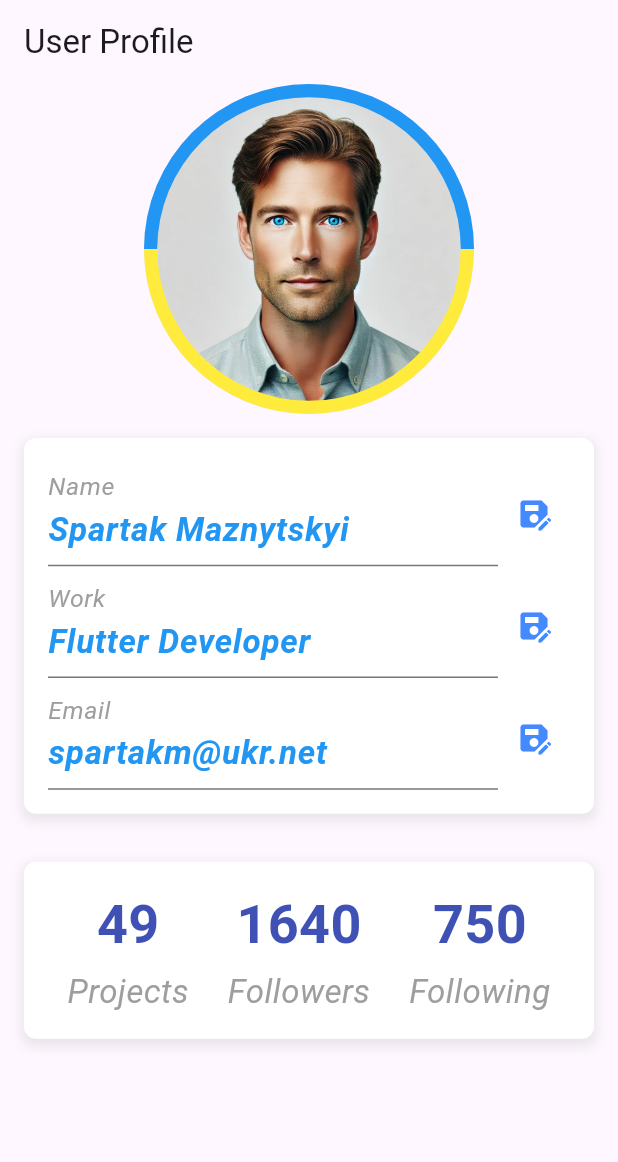
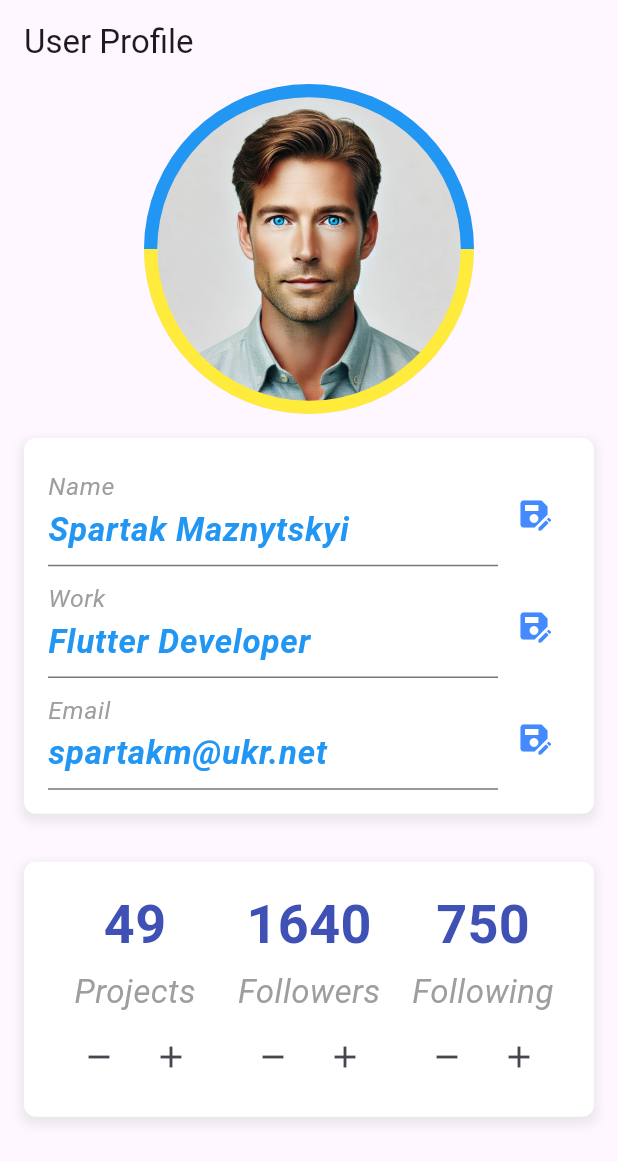
Before and after one commit to Spartakm67/flutter_home_work7, a Flutter app: the screen it shows after launch, on a phone screen of 412 x 824 dp. Shown: the top 1162 px of the screen. Run offline on Flutter 3.47's test engine with Material 3 defaults, Android fonts, the phone set to English and light mode, and no system bars.

Commit message:
User_status_widget updated to StatefulWidget

```diff
--- a/lib/screens/profile_page.dart
+++ b/lib/screens/profile_page.dart
@@ -1,6 +1,6 @@
 import 'package:flutter/material.dart';
 import 'package:flutter_home_work7/widgets/profile_header.dart';
-import 'package:flutter_home_work7/widgets/user_status_widget.dart';
+import 'package:flutter_home_work7/widgets/user_status_widget_stateful.dart';
 
 class ProfilePage extends StatefulWidget {
   const ProfilePage({super.key});
@@ -18,10 +18,10 @@ class _ProfilePageState extends State<ProfilePage> {
       ),
       body: LayoutBuilder(
         builder: (context, constraints) {
-          return const SingleChildScrollView(
+          return SingleChildScrollView(
             child: Column(
               children: [
-                ProfileHeader(),
+                const ProfileHeader(),
                 UserStatusWidget(
                   projectsCount: 49,
                   followersCount: 1640,
--- /dev/null
+++ b/lib/widgets/user_status_widget_stateful.dart
@@ -0,0 +1,110 @@
+import 'package:flutter/material.dart';
+import 'package:flutter_home_work7/styles/container_styles.dart';
+import 'package:flutter_home_work7/styles/text_styles.dart';
+
+class UserStatusWidget extends StatefulWidget {
+  final int projectsCount;
+  final int followersCount;
+  final int followingCount;
+
+  const UserStatusWidget({
+    required this.projectsCount,
+    required this.followersCount,
+    required this.followingCount,
+    super.key,
+  });
+
+  @override
+  State<UserStatusWidget> createState() => _UserStatusWidgetState();
+}
+
+class _UserStatusWidgetState extends State<UserStatusWidget> {
+  late int projects;
+  late int followers;
+  late int following;
+
+  @override
+  void initState() {
+    super.initState();
+    projects = widget.projectsCount;
+    followers = widget.followersCount;
+    following = widget.followingCount;
+  }
+
+  void _incrementCount(String type) {
+    setState(() {
+      if (type == 'projects') {
+        projects++;
+      } else if (type == 'followers') {
+        followers++;
+      } else if (type == 'following') {
+        following++;
+      }
+    });
+  }
+
+  void _decrementCount(String type) {
+    setState(() {
+      if (type == 'projects' && projects > 0) {
+        projects--;
+      } else if (type == 'followers' && followers > 0) {
+        followers--;
+      } else if (type == 'following' && following > 0) {
+        following--;
+      }
+    });
+  }
+
+  @override
+  Widget build(BuildContext context) {
+    double screenWidth = MediaQuery.of(context).size.width;
+    double paddingValue = screenWidth < 400 ? 8.0 : 16.0;
+
+    return Padding(
+      padding: EdgeInsets.all(paddingValue),
+      child: Container(
+        padding: EdgeInsets.all(paddingValue),
+        decoration: ContainerStyles.containerDecoration,
+        child: Row(
+          mainAxisAlignment: MainAxisAlignment.spaceAround,
+          children: [
+            _buildStatistic('Projects', projects, 'projects', context),
+            _buildStatistic('Followers', followers, 'followers', context),
+            _buildStatistic('Following', following, 'following', context),
+          ],
+        ),
+      ),
+    );
+  }
+
+  Widget _buildStatistic(String label, int count, String type, BuildContext context) {
+    return Column(
+      mainAxisAlignment: MainAxisAlignment.center,
+      children: [
+        Text(
+          count.toString(),
+          style: TextStyles.countText(context),
+        ),
+        const SizedBox(height: 4),
+        Text(
+          label,
+          style: TextStyles.defaultText(context),
+        ),
+        const SizedBox(height: 4),
+        Row(
+          mainAxisAlignment: MainAxisAlignment.center,
+          children: [
+            IconButton(
+              icon: const Icon(Icons.remove),
+              onPressed: () => _decrementCount(type),
+            ),
+            IconButton(
+              icon: const Icon(Icons.add),
+              onPressed: () => _incrementCount(type),
+            ),
+          ],
+        ),
+      ],
+    );
+  }
+}
```
